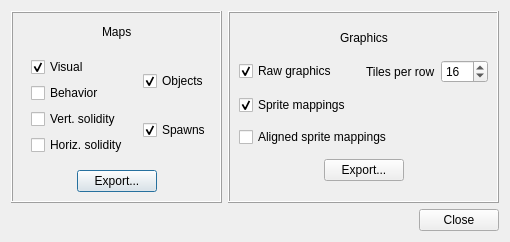
Qt form libtales-qt/graphicsexportdialog.ui (suppertails66/tales) before a commit.
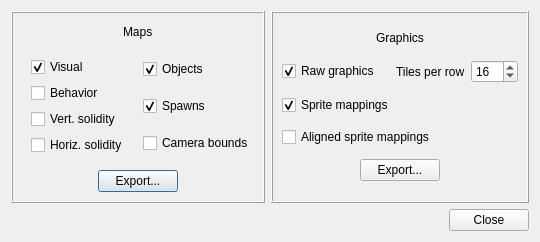
The same form after that commit.

Diff of the .ui file:
```diff
--- a/libtales-qt/graphicsexportdialog.ui
+++ b/libtales-qt/graphicsexportdialog.ui
@@ -6,7 +6,7 @@
    <rect>
     <x>0</x>
     <y>0</y>
-    <width>510</width>
+    <width>540</width>
     <height>210</height>
    </rect>
   </property>
@@ -129,6 +129,13 @@
               </property>
              </widget>
             </item>
+            <item>
+             <widget class="QCheckBox" name="levelCameraBoundsBox">
+              <property name="text">
+               <string>Camera bounds</string>
+              </property>
+             </widget>
+            </item>
            </layout>
           </item>
          </layout>
```
